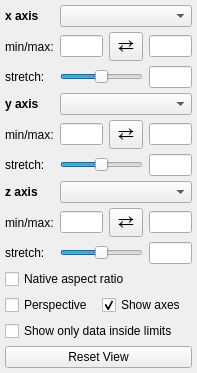
This is glue_vispy_viewers/common/viewer_options.ui in glue-viz/glue-vispy-viewers as Qt 5 draws it before an edit. The edited form follows.
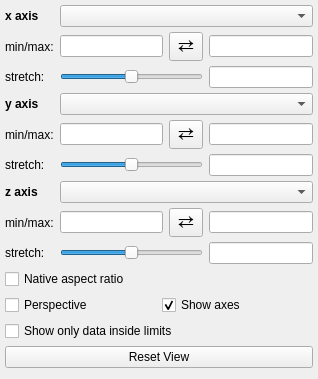
This is the edited form.

Commit message: Started refactoring base VisPy viewer to use State infrastructure

```diff
--- a/glue_vispy_viewers/common/viewer_options.ui
+++ b/glue_vispy_viewers/common/viewer_options.ui
@@ -6,8 +6,8 @@
    <rect>
     <x>0</x>
     <y>0</y>
-    <width>197</width>
-    <height>328</height>
+    <width>318</width>
+    <height>379</height>
    </rect>
   </property>
   <property name="windowTitle">
@@ -24,7 +24,7 @@
     <widget class="QLineEdit" name="value_y_min"/>
    </item>
    <item row="6" column="5">
-    <widget class="QLineEdit" name="value_y_stretch">
+    <widget class="QLineEdit" name="valuetext_y_stretch">
      <property name="alignment">
       <set>Qt::AlignRight|Qt::AlignTrailing|Qt::AlignVCenter</set>
      </property>
@@ -101,7 +101,7 @@
     </widget>
    </item>
    <item row="9" column="3" colspan="2">
-    <widget class="QSlider" name="slider_z_stretch">
+    <widget class="QSlider" name="value_z_stretch">
      <property name="minimum">
       <number>-10000</number>
      </property>
@@ -117,7 +117,7 @@
     </widget>
    </item>
    <item row="2" column="3" colspan="2">
-    <widget class="QSlider" name="slider_x_stretch">
+    <widget class="QSlider" name="value_x_stretch">
      <property name="minimum">
       <number>-10000</number>
      </property>
@@ -189,7 +189,7 @@
     </layout>
    </item>
    <item row="6" column="3" colspan="2">
-    <widget class="QSlider" name="slider_y_stretch">
+    <widget class="QSlider" name="value_y_stretch">
      <property name="minimum">
       <number>-10000</number>
      </property>
@@ -246,7 +246,7 @@
     <widget class="QLineEdit" name="value_z_max"/>
    </item>
    <item row="2" column="5">
-    <widget class="QLineEdit" name="value_x_stretch">
+    <widget class="QLineEdit" name="valuetext_x_stretch">
      <property name="alignment">
       <set>Qt::AlignRight|Qt::AlignTrailing|Qt::AlignVCenter</set>
      </property>
@@ -293,7 +293,7 @@
     </widget>
    </item>
    <item row="9" column="5">
-    <widget class="QLineEdit" name="value_z_stretch">
+    <widget class="QLineEdit" name="valuetext_z_stretch">
      <property name="alignment">
       <set>Qt::AlignRight|Qt::AlignTrailing|Qt::AlignVCenter</set>
      </property>
```
Left out of the diff: 43 changed lines with no effect on the pictures. The commit also changes 7 other files.
